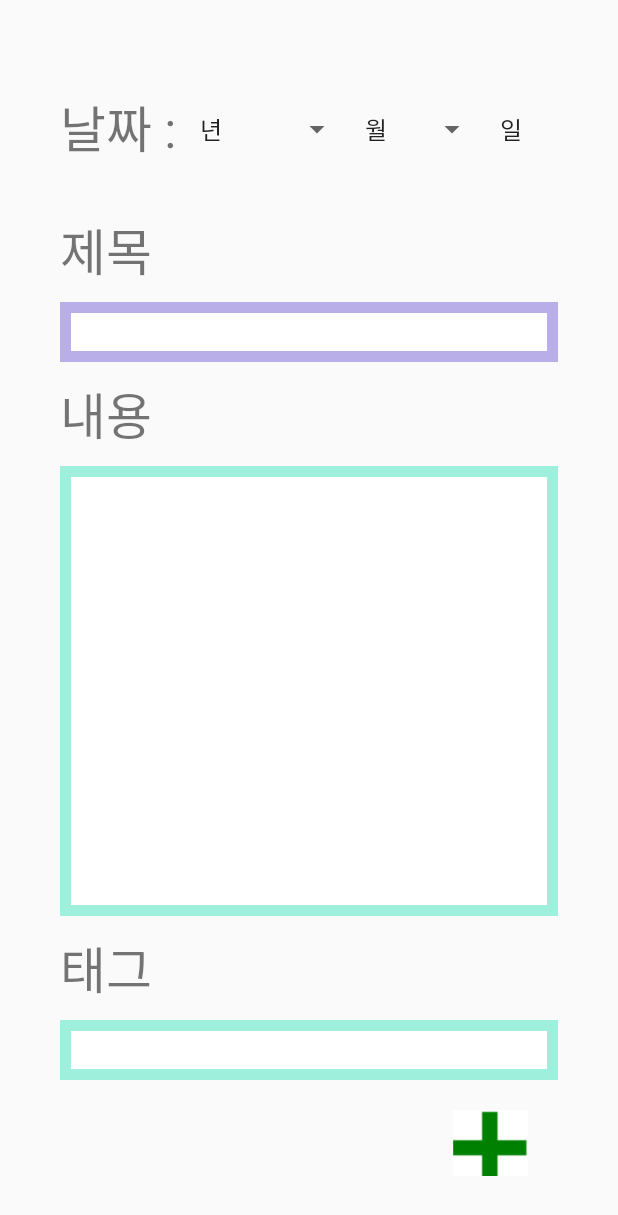
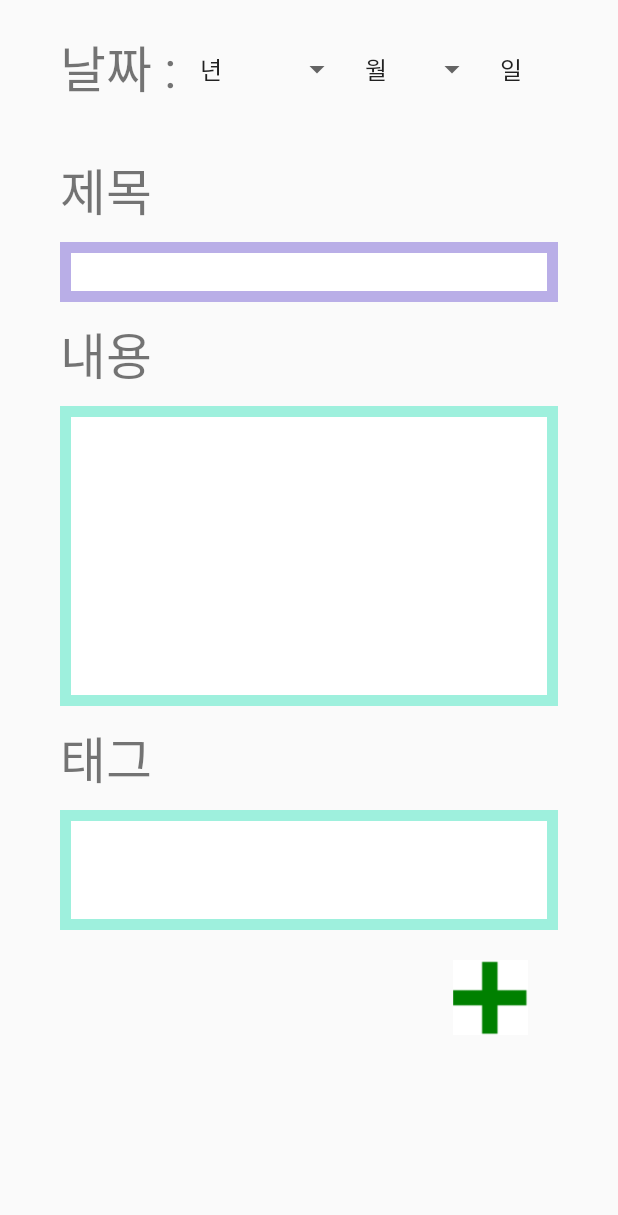
Before and after one commit to hurjeesic/Scheduler, an Android app: the InsertionActivity screen opened directly, with no data from a screen before it, on a phone screen of 412 x 824 dp. Shown: the top 1215 px of the screen. Run offline under Robolectric (Android 15) with nearby library versions, the phone set to English and light mode, and no system bars.

Commit message:
insertion UI
insertion UI

```diff
--- a/app/src/main/res/layout/insertion.xml
+++ b/app/src/main/res/layout/insertion.xml
@@ -3,7 +3,9 @@
     android:layout_width="match_parent"
     android:layout_height="match_parent"
     android:orientation="vertical"
-    android:layout_margin ="40dp"
+    android:layout_marginBottom ="40dp"
+    android:layout_marginRight="40dp"
+    android:layout_marginLeft ="40dp"
     >
     <LinearLayout
         android:layout_width="match_parent"
@@ -46,6 +48,7 @@
         <EditText
             android:id="@+id/insertion_title"
             android:layout_width="match_parent"
+            android:padding="7dp"
             android:layout_height="40dp"
             android:layout_weight="1"
             android:ems="10"
@@ -68,7 +71,8 @@
         <EditText
             android:id="@+id/insertion_contents"
             android:layout_width="match_parent"
-            android:layout_height="300dp"
+            android:layout_height="200dp"
+            android:padding="7dp"
             android:background="@drawable/border_mint"/>
     </LinearLayout>
     <LinearLayout
@@ -86,7 +90,8 @@
         <EditText
             android:id="@+id/insertion_tag"
             android:layout_width="match_parent"
-            android:layout_height="40dp"
+            android:layout_height="80dp"
+            android:padding="7dp"
             android:background="@drawable/border_mint"/>
     </LinearLayout>
 
```
